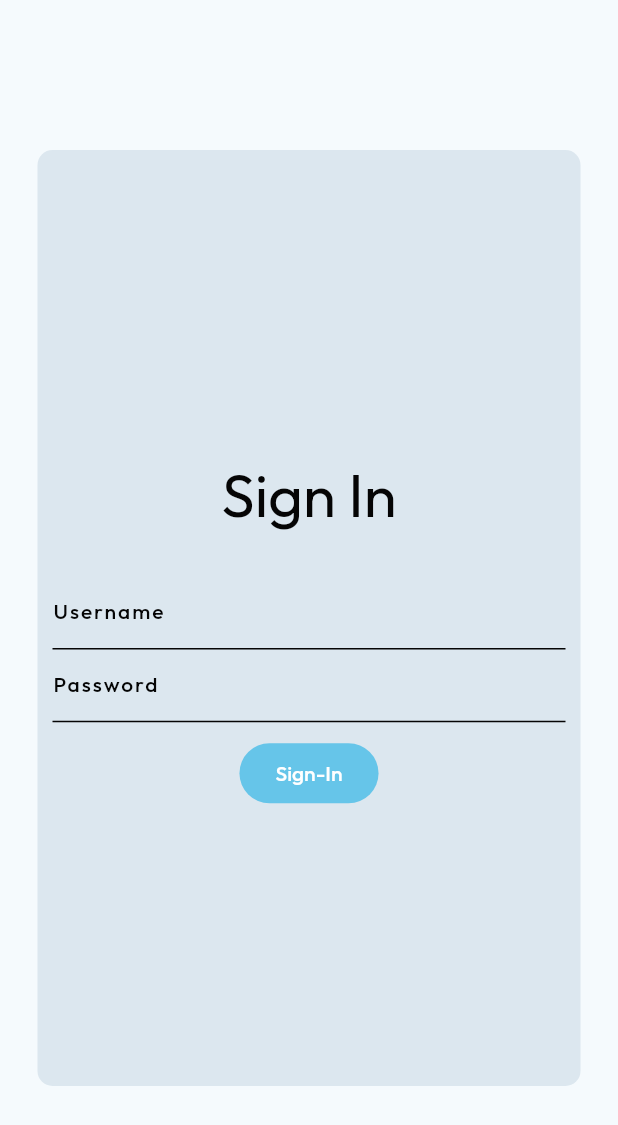
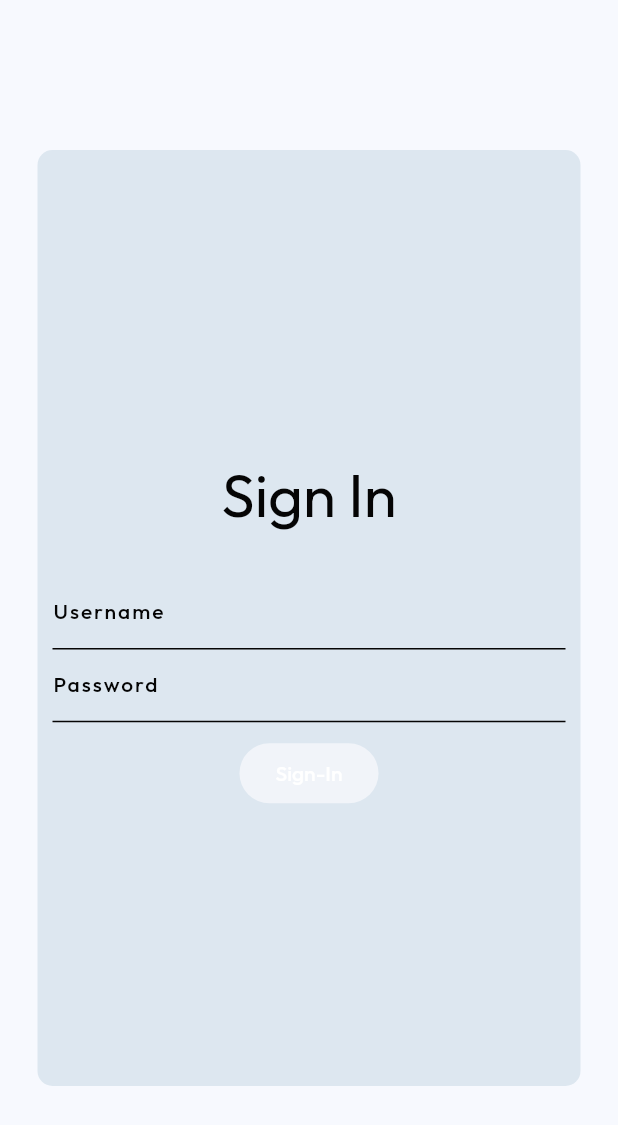
Before and after one commit to sobotat/OES, a Flutter app: the screen it shows after launch, on a phone screen of 412 x 824 dp. Shown: the top 1125 px of the screen. Run offline on Flutter 3.47's test engine with Material 2 defaults, Android fonts, the phone set to English and light mode, and no system bars; our stand-ins replace go_router, google_fonts, shared_preferences.

Commit message:
Added Custom Colors
Took 1 hour 6 minutes

```diff
--- a/lib/config/AppTheme.dart
+++ b/lib/config/AppTheme.dart
@@ -94,3 +94,43 @@ class ActiveAppTheme extends ChangeNotifier {
     }
   }
 }
+
+class AppCustomColors extends ThemeExtension<AppCustomColors> {
+
+  const AppCustomColors({
+    required this.accent,
+    required this.textColorLight,
+    required this.textColorDark,
+  });
+
+  final Color accent;
+  final Color textColorLight;
+  final Color textColorDark;
+
+  @override
+  ThemeExtension<AppCustomColors> copyWith({
+    Color? accent,
+    Color? textColorLight,
+    Color? textColorDark}) {
+
+    return AppCustomColors(
+        accent: accent ?? this.accent,
+        textColorLight: textColorLight ?? this.textColorLight,
+        textColorDark: textColorDark ?? this.textColorDark
+    );
+  }
+
+  @override
+  ThemeExtension<AppCustomColors> lerp(covariant ThemeExtension<AppCustomColors>? other, double t) {
+    if (other is! AppCustomColors) {
+      return this;
+    }
+
+    return AppCustomColors(
+        accent: Color.lerp(accent, other.accent, t) ?? other.accent,
+        textColorLight: Color.lerp(textColorLight, other.textColorLight, t) ?? other.textColorLight,
+        textColorDark: Color.lerp(textColorDark, other.textColorDark, t) ?? other.textColorDark
+    );
+  }
+
+}
--- a/lib/config/DarkTheme.dart
+++ b/lib/config/DarkTheme.dart
@@ -8,13 +8,13 @@ class DarkTheme extends AppTheme {
   static final AppTheme instance = DarkTheme();
 
   @override
-  Color get primary { return const Color.fromRGBO(102, 197, 233, 1); }
+    Color get primary { return const Color.fromRGBO(21, 34, 47, 1); }
   @override
-  Color get secondary { return const Color.fromRGBO(16, 27, 35, 1); }
+  Color get secondary { return const Color.fromRGBO(18, 21, 25, 1.0); }
   @override
-  Color get accent { return const Color.fromRGBO(0, 118, 168, 1); }
+  Color get accent { return const Color.fromRGBO(185, 208, 223, 1); }
   @override
-  Color get background { return const Color.fromRGBO(5, 5, 5, 1); }
+  Color get background { return const Color.fromRGBO(17, 17, 17, 1); }
   @override
   Color get textColorLight { return const Color.fromRGBO(250, 250, 250, 1); }
   @override
@@ -32,6 +32,13 @@ class DarkTheme extends AppTheme {
         secondary: secondary,
         background: background,
       ),
+      extensions: [
+        AppCustomColors(
+            accent: accent,
+            textColorLight: textColorLight,
+            textColorDark: textColorDark
+        ),
+      ],
       useMaterial3: true,
       textTheme: GoogleFonts.outfitTextTheme(Theme.of(context).textTheme.apply(
         bodyColor: textColorLight,
--- a/lib/config/LightTheme.dart
+++ b/lib/config/LightTheme.dart
@@ -8,11 +8,11 @@ class LightTheme extends AppTheme {
   static final AppTheme instance = LightTheme();
 
   @override
-  Color get primary { return const Color.fromRGBO(102, 197, 233, 1); }
+  Color get primary { return const Color.fromRGBO(241, 244, 249, 1); }
   @override
-  Color get secondary { return const Color.fromRGBO(220, 231, 239, 1); }
+  Color get secondary { return const Color.fromRGBO(221, 231, 240, 1); }
   @override
-  Color get accent { return const Color.fromRGBO(0, 131, 187, 1); }
+  Color get accent { return const Color.fromRGBO(74, 118, 155, 1); }
   @override
   Color get background { return const Color.fromRGBO(250, 250, 250, 1); }
   @override
@@ -32,6 +32,13 @@ class LightTheme extends AppTheme {
         secondary: secondary,
         background: background,
       ),
+      extensions: [
+        AppCustomColors(
+            accent: accent,
+            textColorLight: textColorLight,
+            textColorDark: textColorDark
+        ),
+      ],
       useMaterial3: true,
       textTheme: GoogleFonts.outfitTextTheme(Theme.of(context).textTheme.apply(
         bodyColor: textColorDark,
```
